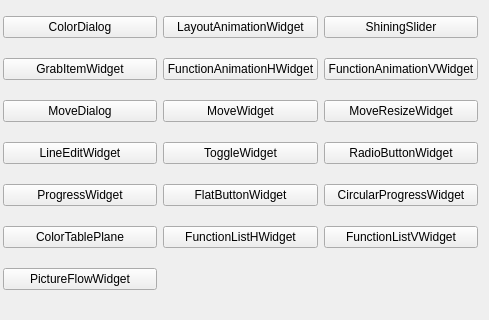
Above: mainwindow.ui from Greedysky/TTKWidgetTools before the change; both pictures show x 174 to 663 and y 93 to 413 of the 663 by 413 pixel window. Below: the same form after it.
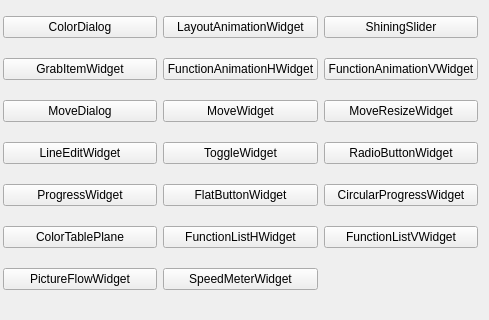
That is the form after the change.

Commit message: Add speed meter widget[248556]

```diff
--- a/mainwindow.ui
+++ b/mainwindow.ui
@@ -253,6 +253,13 @@
       </property>
      </widget>
     </item>
+    <item row="8" column="2">
+     <widget class="QPushButton" name="pushButton_34">
+      <property name="text">
+       <string>SpeedMeterWidget</string>
+      </property>
+     </widget>
+    </item>
    </layout>
   </widget>
  </widget>
```
The commit also changes 9 other files.
